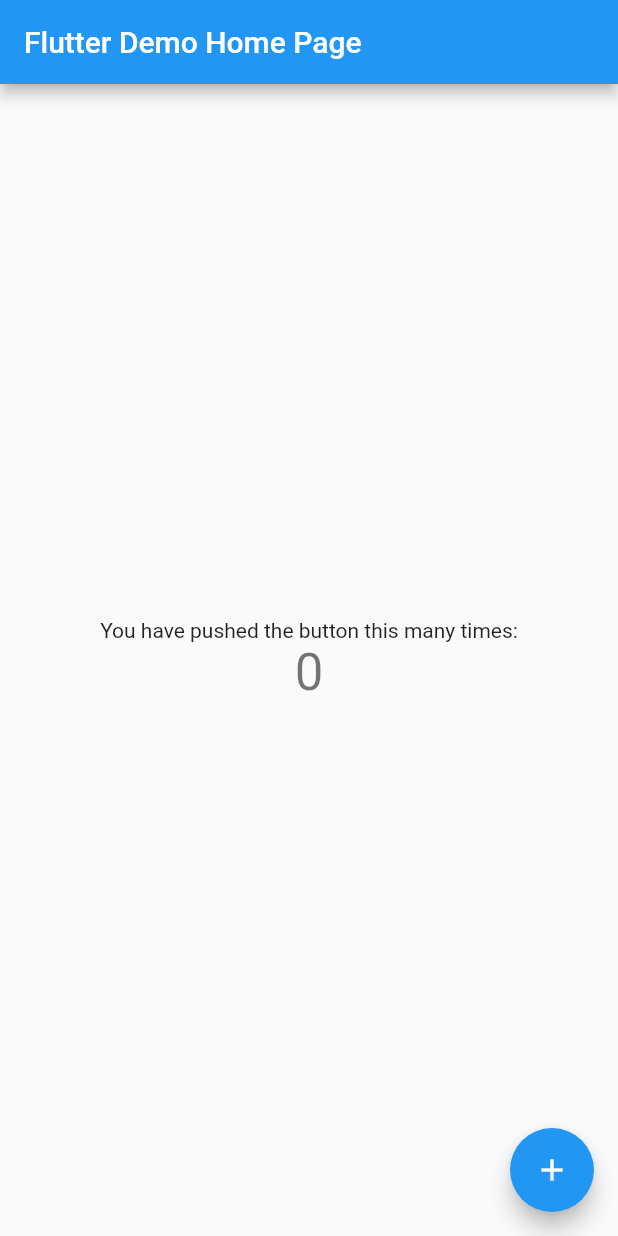
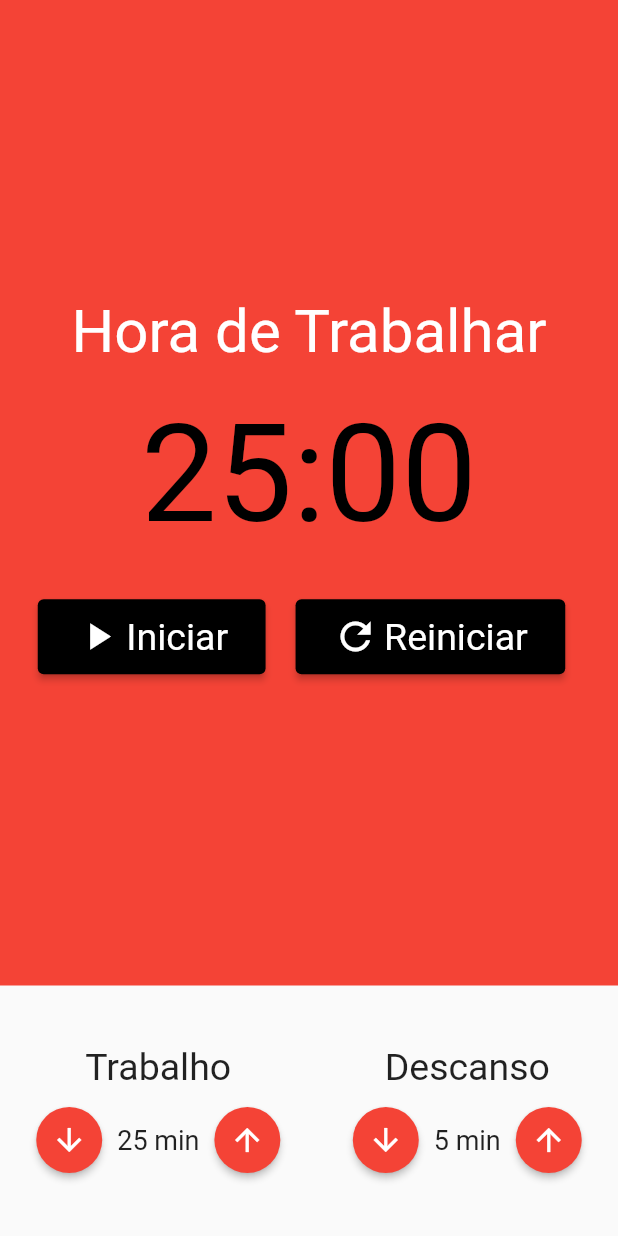
Before and after one commit to DevGabrielPires/flutter-cod3r, a Flutter app: the screen it shows after launch, on a phone screen of 412 x 824 dp. Run offline on Flutter 3.47's test engine with Material 2 defaults, Android fonts, the phone set to English and light mode, and no system bars; our stand-ins replace flutter_mobx, mobx; generated files the repository leaves out were written again.

Commit message:
:sparkles: Terminando curso de mobx da Cod3r

```diff
--- /dev/null
+++ b/pomodoro/lib/components/CronometroBotao.dart
@@ -0,0 +1,49 @@
+import 'package:flutter/material.dart';
+
+class CronometroBotao extends StatelessWidget {
+  final String? texto;
+  final IconData? icone;
+  final void Function()? click;
+
+  const CronometroBotao({
+    Key? key,
+    required this.texto,
+    required this.icone,
+    this.click,
+  }) : super(key: key);
+
+  @override
+  Widget build(BuildContext context) {
+    return ElevatedButton(
+      style: ElevatedButton.styleFrom(
+        primary: Colors.black,
+        padding: const EdgeInsets.symmetric(
+          horizontal: 25,
+          vertical: 10,
+        ),
+        textStyle: const TextStyle(
+          fontSize: 25,
+        ),
+      ),
+      onPressed: click,
+      child: Row(
+        children: [
+          Padding(
+            padding: const EdgeInsets.only(right: 4.0),
+            child: Icon(
+              icone,
+              size: 30,
+              color: Colors.white,
+            ),
+          ),
+          Text(
+            texto!,
+            style: const TextStyle(
+              color: Colors.white,
+            ),
+          )
+        ],
+      ),
+    );
+  }
+}
--- /dev/null
+++ b/pomodoro/lib/components/Cronotmetro.dart
@@ -0,0 +1,74 @@
+import 'package:flutter/material.dart';
+import 'package:flutter_mobx/flutter_mobx.dart';
+import 'package:pomodoro/components/CronometroBotao.dart';
+import 'package:pomodoro/store/pomodoro.store.dart';
+import 'package:provider/provider.dart';
+
+class Cronometro extends StatelessWidget {
+  const Cronometro({Key? Key}) : super(key: Key);
+
+  @override
+  Widget build(BuildContext context) {
+    final store = Provider.of<PomodoroStore>(context);
+
+    return Observer(builder: (_) {
+      return Container(
+        color: store.estaTrabalhando() ? Colors.red : Colors.green,
+        child: Column(
+          mainAxisAlignment: MainAxisAlignment.center,
+          crossAxisAlignment: CrossAxisAlignment.center,
+          children: [
+            Text(
+              store.estaTrabalhando()
+                  ? 'Hora de Trabalhar'
+                  : 'Hora de Descansar',
+              style: const TextStyle(
+                fontSize: 40,
+                color: Colors.white,
+              ),
+            ),
+            const SizedBox(
+              height: 20,
+            ),
+            Text(
+              '${store.minutos.toString().padLeft(2, '0')}:${store.segundos.toString().padLeft(2, '0')}',
+              style: const TextStyle(fontSize: 90, color: Colors.black),
+            ),
+            const SizedBox(height: 20),
+            Row(
+              mainAxisAlignment: MainAxisAlignment.center,
+              children: [
+                if (!store.iniciado)
+                  Padding(
+                    padding: const EdgeInsets.only(right: 10.0),
+                    child: CronometroBotao(
+                      texto: "Iniciar",
+                      icone: Icons.play_arrow,
+                      click: store.inciar,
+                    ),
+                  ),
+                if (store.iniciado)
+                  Padding(
+                    padding: const EdgeInsets.only(right: 10.0),
+                    child: CronometroBotao(
+                      texto: "Parar",
+                      icone: Icons.stop,
+                      click: store.parar,
+                    ),
+                  ),
+                Padding(
+                  padding: const EdgeInsets.all(10.0),
+                  child: CronometroBotao(
+                    texto: "Reiniciar",
+                    icone: Icons.refresh,
+                    click: store.reiniciar,
+                  ),
+                ),
+              ],
+            ),
+          ],
+        ),
+      );
+    });
+  }
+}
--- /dev/null
+++ b/pomodoro/lib/components/EntradaTempo.dart
@@ -0,0 +1,72 @@
+import 'package:flutter/material.dart';
+import 'package:pomodoro/store/pomodoro.store.dart';
+import 'package:provider/provider.dart';
+
+class EntradaTempo extends StatelessWidget {
+  final String titulo;
+  final int valor;
+  final void Function()? inc;
+  final void Function()? dec;
+
+  const EntradaTempo({
+    Key? key,
+    required this.valor,
+    required this.titulo,
+    this.dec,
+    this.inc,
+  }) : super(key: key);
+
+  @override
+  Widget build(BuildContext context) {
+    final store = Provider.of<PomodoroStore>(context);
+    return Column(
+      crossAxisAlignment: CrossAxisAlignment.center,
+      children: [
+        Text(
+          titulo,
+          style: const TextStyle(
+            fontSize: 25,
+          ),
+        ),
+        const SizedBox(
+          height: 10,
+        ),
+        Row(
+          mainAxisAlignment: MainAxisAlignment.center,
+          children: [
+            ElevatedButton(
+              onPressed: this.dec,
+              child: const Icon(
+                Icons.arrow_downward,
+                color: Colors.white,
+              ),
+              style: ElevatedButton.styleFrom(
+                shape: const CircleBorder(),
+                padding: const EdgeInsets.all(10),
+                primary: store.estaTrabalhando() ? Colors.red : Colors.green,
+              ),
+            ),
+            Text(
+              '$valor min',
+              style: const TextStyle(
+                fontSize: 18,
+              ),
+            ),
+            ElevatedButton(
+              onPressed: this.inc,
+              child: const Icon(
+                Icons.arrow_upward,
+                color: Colors.white,
+              ),
+              style: ElevatedButton.styleFrom(
+                shape: const CircleBorder(),
+                padding: const EdgeInsets.all(10),
+                primary: store.estaTrabalhando() ? Colors.red : Colors.green,
+              ),
+            ),
+          ],
+        )
+      ],
+    );
+  }
+}
--- a/pomodoro/lib/main.dart
+++ b/pomodoro/lib/main.dart
@@ -1,4 +1,7 @@
 import 'package:flutter/material.dart';
+import 'package:pomodoro/pages/Pomodoro.dart';
+import 'package:pomodoro/store/pomodoro.store.dart';
+import 'package:provider/provider.dart';
 
 void main() {
   runApp(const MyApp());
@@ -10,106 +13,60 @@ class MyApp extends StatelessWidget {
   // This widget is the root of your application.
   @override
   Widget build(BuildContext context) {
-    return MaterialApp(
-      title: 'Flutter Demo',
-      theme: ThemeData(
-        // This is the theme of your application.
-        //
-        // Try running your application with "flutter run". You'll see the
-        // application has a blue toolbar. Then, without quitting the app, try
-        // changing the primarySwatch below to Colors.green and then invoke
-        // "hot reload" (press "r" in the console where you ran "flutter run",
-        // or simply save your changes to "hot reload" in a Flutter IDE).
-        // Notice that the counter didn't reset back to zero; the application
-        // is not restarted.
-        primarySwatch: Colors.blue,
+    return MultiProvider(
+      providers: [
+        Provider<PomodoroStore>(
+          create: (_) => PomodoroStore(),
+        )
+      ],
+      child: MaterialApp(
+        title: 'Flutter Demo',
+        theme: ThemeData(
+          primarySwatch: Colors.amber,
+        ),
+        home: const Pomodoro(),
+        debugShowCheckedModeBanner: false,
       ),
-      home: const MyHomePage(title: 'Flutter Demo Home Page'),
     );
   }
 }
 
-class MyHomePage extends StatefulWidget {
-  const MyHomePage({Key? key, required this.title}) : super(key: key);
 
-  // This widget is the home page of your application. It is stateful, meaning
-  // that it has a State object (defined below) that contains fields that affect
-  // how it looks.
+// import 'package:flutter_mobx/flutter_mobx.dart';
+// import 'package:pomodoro/store/contador.store.dart';
 
-  // This class is the configuration for the state. It holds the values (in this
-  // case the title) provided by the parent (in this case the App widget) and
-  // used by the build method of the State. Fields in a Widget subclass are
-  // always marked "final".
+// final store = ContadorStore();
 
-  final String title;
+// class HomePage extends StatelessWidget {
+//   const HomePage({Key? key}) : super(key: key);
 
-  @override
-  State<MyHomePage> createState() => _MyHomePageState();
-}
-
-class _MyHomePageState extends State<MyHomePage> {
-  int _counter = 0;
-
-  void _incrementCounter() {
-    setState(() {
-      // This call to setState tells the Flutter framework that something has
-      // changed in this State, which causes it to rerun the build method below
-      // so that the display can reflect the updated values. If we changed
-      // _counter without calling setState(), then the build method would not be
-      // called again, and so nothing would appear to happen.
-      _counter++;
-    });
-  }
-
-  @override
-  Widget build(BuildContext context) {
-    // This method is rerun every time setState is called, for instance as done
-    // by the _incrementCounter method above.
-    //
-    // The Flutter framework has been optimized to make rerunning build methods
-    // fast, so that you can just rebuild anything that needs updating rather
-    // than having to individually change instances of widgets.
-    return Scaffold(
-      appBar: AppBar(
-        // Here we take the value from the MyHomePage object that was created by
-        // the App.build method, and use it to set our appbar title.
-        title: Text(widget.title),
-      ),
-      body: Center(
-        // Center is a layout widget. It takes a single child and positions it
-        // in the middle of the parent.
-        child: Column(
-          // Column is also a layout widget. It takes a list of children and
-          // arranges them vertically. By default, it sizes itself to fit its
-          // children horizontally, and tries to be as tall as its parent.
-          //
-          // Invoke "debug painting" (press "p" in the console, choose the
-          // "Toggle Debug Paint" action from the Flutter Inspector in Android
-          // Studio, or the "Toggle Debug Paint" command in Visual Studio Code)
-          // to see the wireframe for each widget.
-          //
-          // Column has various properties to control how it sizes itself and
-          // how it positions its children. Here we use mainAxisAlignment to
-          // center the children vertically; the main axis here is the vertical
-          // axis because Columns are vertical (the cross axis would be
-          // horizontal).
-          mainAxisAlignment: MainAxisAlignment.center,
-          children: <Widget>[
-            const Text(
-              'You have pushed the button this many times:',
-            ),
-            Text(
-              '$_counter',
-              style: Theme.of(context).textTheme.headline4,
-            ),
-          ],
-        ),
-      ),
-      floatingActionButton: FloatingActionButton(
-        onPressed: _incrementCounter,
-        tooltip: 'Increment',
-        child: const Icon(Icons.add),
-      ), // This trailing comma makes auto-formatting nicer for build methods.
-    );
-  }
-}
+//   @override
+//   Widget build(BuildContext context) {
+//     return Scaffold(
+//       appBar: AppBar(
+//         title: const Text('Sorocaba'),
+//       ),
+//       body: Center(
+//         child: Column(
+//           mainAxisAlignment: MainAxisAlignment.center,
+//           children: <Widget>[
+//             const Text(
+//               'You have pushed the button this many times:',
+//             ),
+//             Observer(
+//               builder: (_) => Text(
+//                 '${store.contador}',
+//                 style: Theme.of(context).textTheme.headline4,
+//               ),
+//             )
+//           ],
+//         ),
+//       ),
+//       floatingActionButton: FloatingActionButton(
+//         onPressed: store.incrementar,
+//         tooltip: 'Increment',
+//         child: const Icon(Icons.add),
+//       ), // This trailing comma makes auto-formatting nicer for build methods.
+//     );
+//   }
+// }
--- /dev/null
+++ b/pomodoro/lib/pages/Pomodoro.dart
@@ -0,0 +1,52 @@
+import 'package:flutter/material.dart';
+import 'package:flutter_mobx/flutter_mobx.dart';
+import 'package:pomodoro/components/Cronotmetro.dart';
+import 'package:pomodoro/components/EntradaTempo.dart';
+import 'package:pomodoro/store/pomodoro.store.dart';
+import 'package:provider/provider.dart';
+
+class Pomodoro extends StatelessWidget {
+  const Pomodoro({Key? key}) : super(key: key);
+
+  @override
+  Widget build(BuildContext context) {
+    final store = Provider.of<PomodoroStore>(context);
+    return Scaffold(
+      body: Column(
+        crossAxisAlignment: CrossAxisAlignment.stretch,
+        children: [
+          const Expanded(child: Cronometro()),
+          Padding(
+              padding: const EdgeInsets.symmetric(vertical: 40),
+              child: Observer(
+                builder: (_) => Row(
+                  mainAxisAlignment: MainAxisAlignment.spaceAround,
+                  children: [
+                    EntradaTempo(
+                      valor: store.tempoTrabalho,
+                      titulo: 'Trabalho',
+                      inc: store.iniciado && store.estaTrabalhando()
+                          ? null
+                          : store.incrementarTempoTrabalho,
+                      dec: store.iniciado && store.estaTrabalhando()
+                          ? null
+                          : store.decrementarTempoTrabalho,
+                    ),
+                    EntradaTempo(
+                      valor: store.tempoDescanso,
+                      titulo: 'Descanso',
+                      inc: store.iniciado && store.estaDescansando()
+                          ? null
+                          : store.incrementarTempoDescanso,
+                      dec: store.iniciado && store.estaDescansando()
+                          ? null
+                          : store.decrementarTempoDescanso,
+                    ),
+                  ],
+                ),
+              ))
+        ],
+      ),
+    );
+  }
+}
```
Also changed, not shown: pomodoro/lib/store/contador.store.dart (added, +15 -0 lines), pomodoro/lib/store/pomodoro.store.dart (added, +117 -0 lines), pomodoro/lib/store/contador.store.g.dart (added), pomodoro/lib/store/pomodoro.store.g.dart (added).
